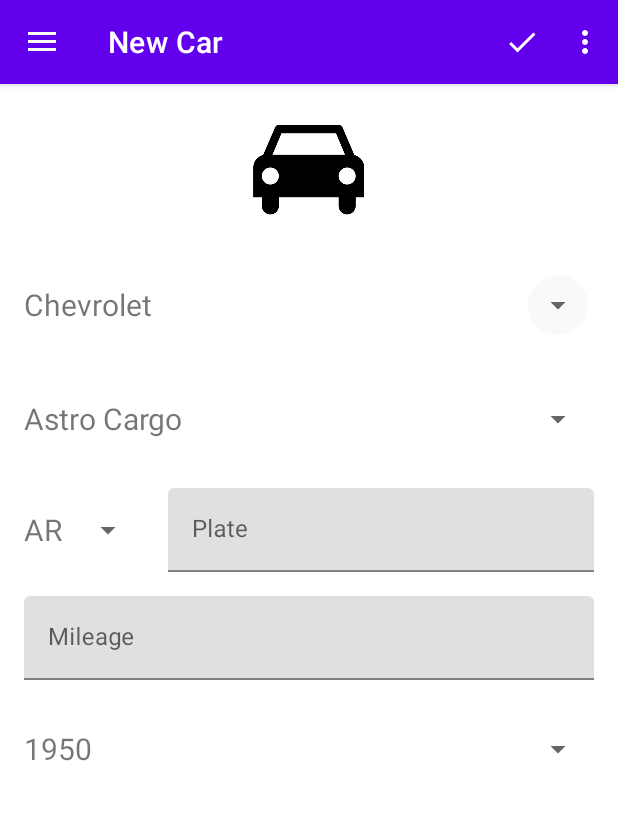
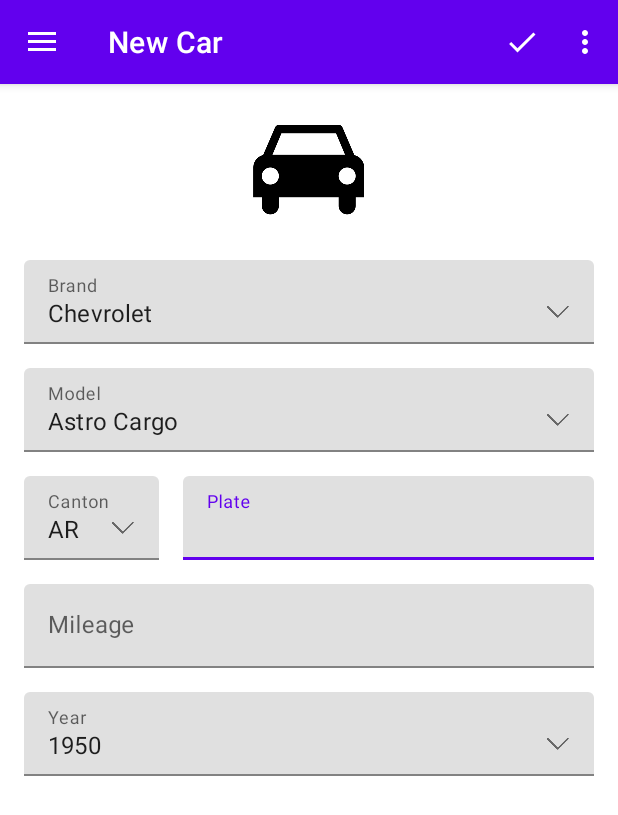
Before and after one commit to zr67/CarRevision, an Android app: the CarActivity screen opened directly, with no data from a screen before it, on a phone screen of 412 x 824 dp. Shown: the top 815 px of the screen. Run offline under Robolectric (Android 15) with nearby library versions, the light colour scheme and no system bars; our stand-ins replace Room's generated code.

Commit message:
Updated CarActivity

```diff
--- a/app/src/main/java/com/example/carrevision/ui/car/CarActivity.java
+++ b/app/src/main/java/com/example/carrevision/ui/car/CarActivity.java
@@ -45,12 +45,12 @@
     private MenuItem menuItem;
 
     private Spinner spnBrand, spnModel, spnCantons, spnYear;
-    private EditText etPlate, etMileage;
+    private EditText etPlate, etMileage, etBrand, etModel, etCanton, etYear;
 
     private ListAdapter<BrandEntity> adapterBrand;
     private ListAdapter<ModelEntity> adapterModel;
     private CantonListAdapter adapterCantons;
-    private ListAdapter<Integer> adapterYear;
+    private ListAdapter<String> adapterYear;
 
     private CarVM carVM;
     private CompleteCar car;
@@ -99,13 +99,13 @@
     // OK
     @Override
     protected void switchMode() {
-        spnBrand.setFocusable(!editable);
+        etBrand.setEnabled(!editable);
         spnBrand.setEnabled(!editable);
-        spnModel.setFocusable(!editable);
+        etModel.setEnabled(!editable);
         spnModel.setEnabled(!editable);
-        spnCantons.setFocusable(!editable);
+        etCanton.setEnabled(!editable);
         spnCantons.setEnabled(!editable);
-        spnYear.setFocusable(!editable);
+        etYear.setEnabled(!editable);
         spnYear.setEnabled(!editable);
         etPlate.setFocusable(!editable);
         etPlate.setEnabled(!editable);
@@ -113,10 +113,6 @@
         etMileage.setEnabled(!editable);
 
         if (!editable) {
-            spnBrand.setFocusableInTouchMode(true);
-            spnModel.setFocusableInTouchMode(true);
-            spnCantons.setFocusableInTouchMode(true);
-            spnYear.setFocusableInTouchMode(true);
             etPlate.setFocusableInTouchMode(true);
             etMileage.setFocusableInTouchMode(true);
 
@@ -149,6 +145,10 @@
         etPlate = findViewById(R.id.et_car_plate);
         etMileage = findViewById(R.id.et_car_mileage);
         spnYear = findViewById(R.id.spn_car_year);
+        etBrand = findViewById(R.id.et_car_brand);
+        etModel = findViewById(R.id.et_car_model);
+        etYear = findViewById(R.id.et_car_year);
+        etCanton = findViewById(R.id.et_car_canton);
 
         spnBrand.setFocusable(false);
         spnBrand.setEnabled(false);
@@ -162,41 +162,84 @@
         etMileage.setEnabled(false);
         spnYear.setFocusable(false);
         spnYear.setEnabled(false);
+        etBrand.setFocusable(false);
+        etBrand.setEnabled(false);
+        etModel.setFocusable(false);
+        etModel.setEnabled(false);
+        etYear.setEnabled(false);
+        etYear.setFocusable(false);
+        etCanton.setEnabled(false);
+        etCanton.setFocusable(false);
+
+        etBrand.setOnClickListener((view) -> spnBrand.performClick());
+        etModel.setOnClickListener((view) -> spnModel.performClick());
+        etYear.setOnClickListener((view) -> spnYear.performClick());
+        etCanton.setOnClickListener((view) -> spnCantons.performClick());
 
         adapterBrand = new ListAdapter<>(this, R.layout.tv_list_view, new ArrayList<>());
         spnBrand.setAdapter(adapterBrand);
         spnBrand.setOnItemSelectedListener(new AdapterView.OnItemSelectedListener() {
             @Override
             public void onItemSelected(AdapterView<?> adapterView, View view, int i, long l) {
+                etBrand.setText(((BrandEntity) spnBrand.getSelectedItem()).toString());
                 if (brandWithModels != null){
+                    boolean modelUpdated = false;
                     for (BrandWithModels bm : brandWithModels) {
                         if (bm.brand.equals((BrandEntity) spnBrand.getSelectedItem())) {
                             adapterModel.updateData(bm.models);
                             break;
                         }
                     }
+                    if (car != null) {
+                        if (car.modelWithBrand.brand.equals((BrandEntity) spnBrand.getSelectedItem())) {
+                            spnModel.post(() -> spnModel.setSelection(adapterModel.getPosition(car.modelWithBrand.model)));
+                            modelUpdated = true;
+                        }
+                    }
+                    if (!modelUpdated) {
+                        spnModel.performItemClick(spnModel, 0, 0); // TODO corriger ce chenil
+                    }
                 }
             }
-
             @Override
-            public void onNothingSelected(AdapterView<?> adapterView) {
-
-            }
+            public void onNothingSelected(AdapterView<?> adapterView) {}
         });
 
 
         adapterModel = new ListAdapter<>(this, R.layout.tv_list_view, new ArrayList<>());
         spnModel.setAdapter(adapterModel);
+        spnModel.setOnItemSelectedListener(new AdapterView.OnItemSelectedListener() {
+            @Override
+            public void onItemSelected(AdapterView<?> parent, View view, int position, long id) {
+                etModel.setText(((ModelEntity) spnModel.getSelectedItem()).toString());
+            }
+            @Override
+            public void onNothingSelected(AdapterView<?> parent) {}
+        });
         adapterCantons = new CantonListAdapter(this, R.layout.tv_list_view, new ArrayList<>());
         spnCantons.setAdapter(adapterCantons);
-
-        ArrayList<Integer> years = new ArrayList<>();
+        spnCantons.setOnItemSelectedListener(new AdapterView.OnItemSelectedListener() {
+            @Override
+            public void onItemSelected(AdapterView<?> parent, View view, int position, long id) {
+                etCanton.setText(((CantonEntity) spnCantons.getSelectedItem()).toString());
+            }
+            @Override
+            public void onNothingSelected(AdapterView<?> parent) {}
+        });
+        ArrayList<String> years = new ArrayList<>();
         for (int i = 1950; i < 2023; i++){
-            years.add(i);
+            years.add(String.valueOf(i));
         }
-
         adapterYear = new ListAdapter<>(this, R.layout.tv_list_view, years);
         spnYear.setAdapter(adapterYear);
+        spnYear.setOnItemSelectedListener(new AdapterView.OnItemSelectedListener() {
+            @Override
+            public void onItemSelected(AdapterView<?> parent, View view, int position, long id) {
+                etYear.setText(spnYear.getSelectedItem().toString());
+            }
+            @Override
+            public void onNothingSelected(AdapterView<?> parent) {}
+        });
     }
 
     // OK
@@ -246,7 +289,7 @@
         int idModel = ((ModelEntity) spnModel.getSelectedItem()).getId();
         plate = ((CantonEntity)spnCantons.getSelectedItem()).getAbbreviation() + etPlate.getText().toString();
         int m = Integer.parseInt(etMileage.getText().toString());
-        int annee = (Integer) spnYear.getSelectedItem();
+        int annee = Integer.parseInt(spnYear.getSelectedItem().toString());
 
         // En cas de modif
         if (car != null) {
@@ -299,7 +342,7 @@
             spnCantons.post(() -> spnCantons.setSelection(adapterCantons.getPosition( new CantonEntity(canton, canton))));
             spnBrand.post(() -> spnBrand.setSelection(adapterBrand.getPosition(car.modelWithBrand.brand)));
             spnModel.post(() -> spnModel.setSelection(adapterModel.getPosition(car.modelWithBrand.model)));
-            spnYear.post(() -> spnYear.setSelection(adapterYear.getPosition(car.car.getYear().getYear())));
+            spnYear.post(() -> spnYear.setSelection(adapterYear.getPosition(StringUtility.dateToYearString(car.car.getYear(), this))));
         }
     }
 
@@ -312,7 +355,7 @@
             rv = !((CantonEntity) spnCantons.getSelectedItem()).getAbbreviation().equals(StringUtility.abbreviationFromPlate(car.car.getPlate()))
                     || ! ((BrandEntity) spnBrand.getSelectedItem()).equals(car.modelWithBrand.brand)
                     || ! ((ModelEntity) spnModel.getSelectedItem()).equals(car.modelWithBrand.model)
-                    || ((Integer) spnYear.getSelectedItem()) != car.car.getYear().getYear()
+                    || !spnYear.getSelectedItem().toString().equals(StringUtility.dateToYearString(car.car.getYear(), this))
                     || Integer.parseInt(etMileage.getText().toString()) != car.car.getKilometers()
                     || !etPlate.getText().toString().equals(StringUtility.plateWithoutAbbreviation(car.car.getPlate()));
         } else {
--- a/app/src/main/res/layout/activity_car.xml
+++ b/app/src/main/res/layout/activity_car.xml
@@ -21,15 +21,24 @@
         app:layout_constraintStart_toStartOf="parent"
         app:layout_constraintTop_toTopOf="parent">
 
-        <Spinner
-            android:id="@+id/spn_car_brand"
+
+        <com.google.android.material.textfield.TextInputEditText
+            android:id="@+id/et_car_brand"
             android:layout_width="match_parent"
             android:layout_height="wrap_content"
             android:layout_marginTop="@dimen/fab_margin"
-            android:contentDescription="@string/brand"
-            android:minHeight="60dp" />
+            android:drawableEnd="@drawable/arrow_down_disabled"
+            android:hint="@string/brand"
+            android:inputType="none"
+            android:minHeight="48dp" />
+    </com.google.android.material.textfield.TextInputLayout>
 
-    </com.google.android.material.textfield.TextInputLayout>
+    <Spinner
+        android:id="@+id/spn_car_brand"
+        android:layout_width="0dp"
+        android:layout_height="0dp"
+        android:contentDescription="@string/brand"
+        android:visibility="invisible" />
 
     <com.google.android.material.textfield.TextInputLayout
         android:layout_width="match_parent"
@@ -37,15 +46,23 @@
         app:layout_constraintStart_toStartOf="parent"
         app:layout_constraintTop_toTopOf="parent">
 
-        <Spinner
-            android:id="@+id/spn_car_model"
+        <com.google.android.material.textfield.TextInputEditText
+            android:id="@+id/et_car_model"
             android:layout_width="match_parent"
             android:layout_height="wrap_content"
             android:layout_marginTop="@dimen/fab_margin"
-            android:contentDescription="@string/model"
-            android:minHeight="60dp" />
+            android:drawableEnd="@drawable/arrow_down_disabled"
+            android:hint="@string/model"
+            android:inputType="none"
+            android:minHeight="48dp" />
+    </com.google.android.material.textfield.TextInputLayout>
 
-    </com.google.android.material.textfield.TextInputLayout>
+    <Spinner
+        android:id="@+id/spn_car_model"
+        android:layout_width="0dp"
+        android:layout_height="0dp"
+        android:contentDescription="@string/model"
+        android:visibility="invisible" />
 
     <androidx.constraintlayout.widget.ConstraintLayout
         android:layout_width="match_parent"
@@ -71,19 +88,31 @@
 
         <com.google.android.material.textfield.TextInputLayout
             android:id="@+id/textInputLayout2"
-            android:layout_width="80dp"
+            android:layout_width="90dp"
             android:layout_height="72dp"
             app:layout_constraintStart_toStartOf="parent"
             app:layout_constraintTop_toTopOf="parent">
 
-            <Spinner
-                android:id="@+id/spn_car_canton"
+            <com.google.android.material.textfield.TextInputEditText
+                android:id="@+id/et_car_canton"
                 android:layout_width="match_parent"
                 android:layout_height="wrap_content"
                 android:layout_marginTop="@dimen/fab_margin"
-                android:contentDescription="@string/canton"
-                android:minHeight="60dp" />
+                android:drawableEnd="@drawable/arrow_down_disabled"
+                android:hint="@string/canton"
+                android:inputType="none"
+                android:minHeight="48dp" />
         </com.google.android.material.textfield.TextInputLayout>
+
+        <Spinner
+            android:id="@+id/spn_car_canton"
+            android:layout_width="0dp"
+            android:layout_height="0dp"
+            android:contentDescription="@string/canton"
+            android:minHeight="60dp"
+            android:visibility="invisible"
+            app:layout_constraintStart_toStartOf="parent"
+            app:layout_constraintTop_toTopOf="parent"/>
 
     </androidx.constraintlayout.widget.ConstraintLayout>
 
@@ -104,13 +133,21 @@
         android:layout_width="match_parent"
         android:layout_height="wrap_content">
 
-        <Spinner
-            android:id="@+id/spn_car_year"
+        <com.google.android.material.textfield.TextInputEditText
+            android:id="@+id/et_car_year"
             android:layout_width="match_parent"
             android:layout_height="wrap_content"
             android:layout_marginTop="@dimen/fab_margin"
-            android:contentDescription="@string/year"
-            android:minHeight="60dp" />
+            android:drawableEnd="@drawable/arrow_down_disabled"
+            android:hint="@string/year"
+            android:inputType="none"
+            android:minHeight="48dp" />
     </com.google.android.material.textfield.TextInputLayout>
+    <Spinner
+        android:id="@+id/spn_car_year"
+        android:layout_width="0dp"
+        android:layout_height="0dp"
+        android:contentDescription="@string/year"
+        android:visibility="invisible"/>
 
 </LinearLayout>
```
